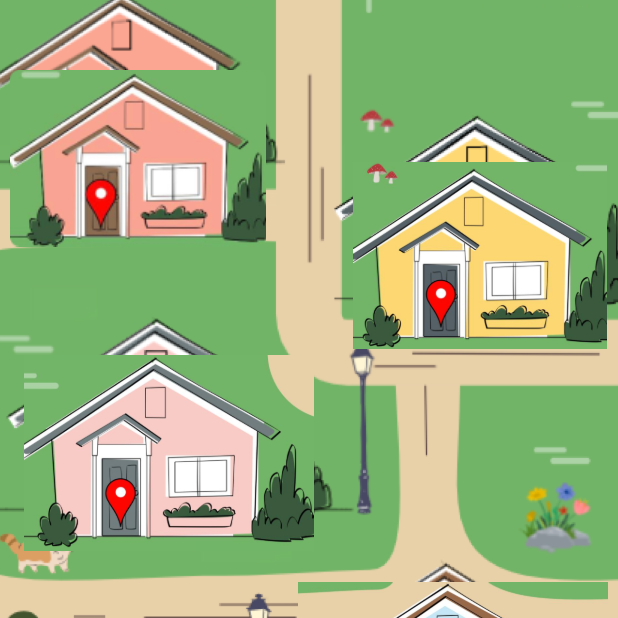
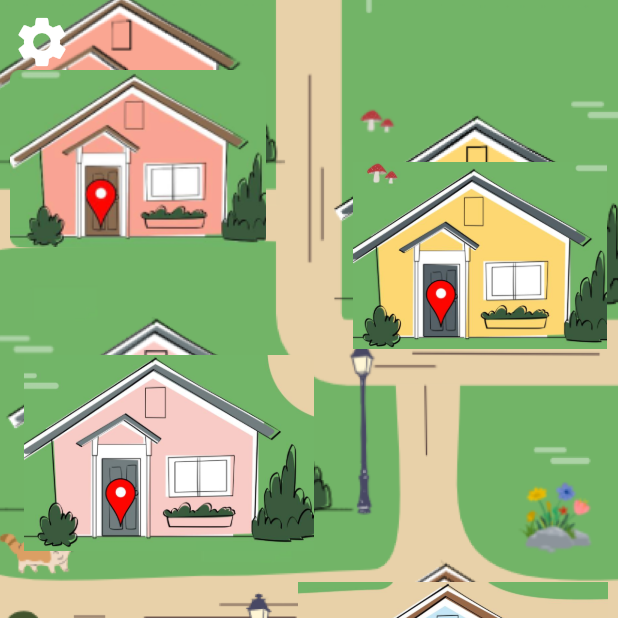
Before and after one commit to Raghadalmohsen/RazeenProject, a Flutter app: the FrameEightysixScreen screen opened by its route, on a phone screen of 412 x 824 dp, the top half of it. Run offline on Flutter 3.47's test engine with Material 3 defaults, Android fonts, the phone set to English and light mode, and no system bars; our stand-ins replace cached_network_image, flutter_svg, flutter_svg_provider.

Commit message:
تعديلات بسيطه

```diff
--- a/raghad_s_razeen-v1.0.1/lib/presentation/frame_105_screen/frame_105_screen.dart
+++ b/raghad_s_razeen-v1.0.1/lib/presentation/frame_105_screen/frame_105_screen.dart
@@ -6,7 +6,7 @@ import 'package:raghad_s_razeen/widgets/custom_elevated_button.dart';
 import 'package:raghad_s_razeen/widgets/custom_text_form_field.dart';
 
 class Frame105Screen extends StatelessWidget {
-  Frame105Screen({Key? key})
+  Frame105Screen({Key? key})//تسجيل جديد
       : super(
           key: key,
         );
@@ -21,6 +21,7 @@ class Frame105Screen extends StatelessWidget {
 
   @override
   Widget build(BuildContext context) {
+
     return SafeArea(
       child: Scaffold(
           extendBodyBehindAppBar: true, //زر الرجوع
--- a/raghad_s_razeen-v1.0.1/lib/presentation/frame_eightysix_screen/frame_eightysix_screen.dart
+++ b/raghad_s_razeen-v1.0.1/lib/presentation/frame_eightysix_screen/frame_eightysix_screen.dart
@@ -20,22 +20,22 @@ class  FrameEightysixScreen extends StatelessWidget { // صفحة الماب
   Widget build(BuildContext context) {
     return SafeArea(
       child: Scaffold(
-        //  extendBodyBehindAppBar: true, //زر الرجوع
-        // appBar: AppBar(
-        //   // 1. Back Arrow Icon
-        //   leading: IconButton(
-        //    iconSize: 40,
-        //    color: const Color.fromARGB(255, 255, 255, 255),
-        //    padding: EdgeInsets.only(left:360),
-        //     icon: Icon(Icons.settings),
-        //      onPressed: () { Navigator.push(//مايشتغل
-        //        context,
-        //        MaterialPageRoute(builder: (context) =>  Frame103Screen()),
-        //     );},
-        //   ),
-        //   backgroundColor: Color.fromARGB(0, 213, 204, 243),
-        //   elevation: 0,
-        // ),
+         extendBodyBehindAppBar: true, //زر الرجوع
+        appBar: AppBar(
+          // 1. Back Arrow Icon
+          leading: IconButton(
+           iconSize: 40,
+           color: const Color.fromARGB(255, 255, 255, 255),
+
+            icon: Icon(Icons.settings),
+             onPressed: () { Navigator.push(
+               context,
+               MaterialPageRoute(builder: (context) =>  Frame103Screen()),
+            );},
+          ),
+          backgroundColor: Color.fromARGB(0, 213, 204, 243),
+          elevation: 0,
+        ),
         body: SizedBox(
           //horizontalScroll
 
@@ -90,6 +90,7 @@ class  FrameEightysixScreen extends StatelessWidget { // صفحة الماب
                                       right: 200.v,
                                       bottom: 68.v,
                                     ),
+
 
                                        height: 135.v,
                                      width: 200.h,
@@ -283,12 +284,7 @@ class  FrameEightysixScreen extends StatelessWidget { // صفحة الماب
                             //   alignment: Alignment.bottomRight,
                             //   margin: EdgeInsets.only(bottom: 295.v),
                             // ),
-                            // CustomImageView(
-                            //  // imagePath: ImageConstant.imgImg089835, البيت الصغير
-                            //   height: 4.v,
-                            //   width: 44.h,
-                            //   alignment: Alignment.bottomCenter,
-                            // ),
+
                           ],
                         ),
                       ),
@@ -300,8 +296,6 @@ class  FrameEightysixScreen extends StatelessWidget { // صفحة الماب
 
           ),
         ),
-        // bottomNavigationBar: _buildBottomBar(context),
-        // floatingActionButtonLocation: FloatingActionButtonLocation.centerDocked,
 
         extendBody: true,
         bottomNavigationBar: _buildBottomAppBar(context),
```
Also changed, not shown: raghad_s_razeen-v1.0.1/lib/presentation/frame_107_screen/frame_107_screen.dart (+43 -33 lines).
